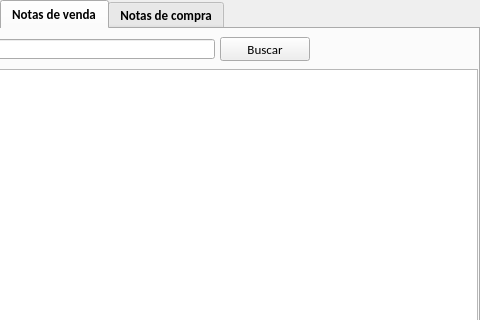
Above: loja/tela_contas.ui from jmessias1725/sexloja before the change; both pictures show x 320 to 800 and y 0 to 320 of the 800 by 600 pixel window. Below: the same form after it.
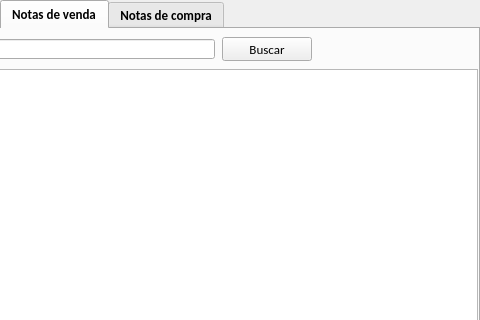
That is the form after the change. The open tabs and pages were chosen to show the change. Icons and pictures are not drawn.

What changed in the file:
```diff
--- a/loja/tela_contas.ui
+++ b/loja/tela_contas.ui
@@ -1521,7 +1521,7 @@
           <widget class="QPushButton" name="btn_buscar_nota_venda">
            <property name="geometry">
             <rect>
-             <x>538</x>
+             <x>540</x>
              <y>8</y>
              <width>90</width>
              <height>24</height>
```
Left out of the diff: 6 changed lines with no effect on the pictures.
